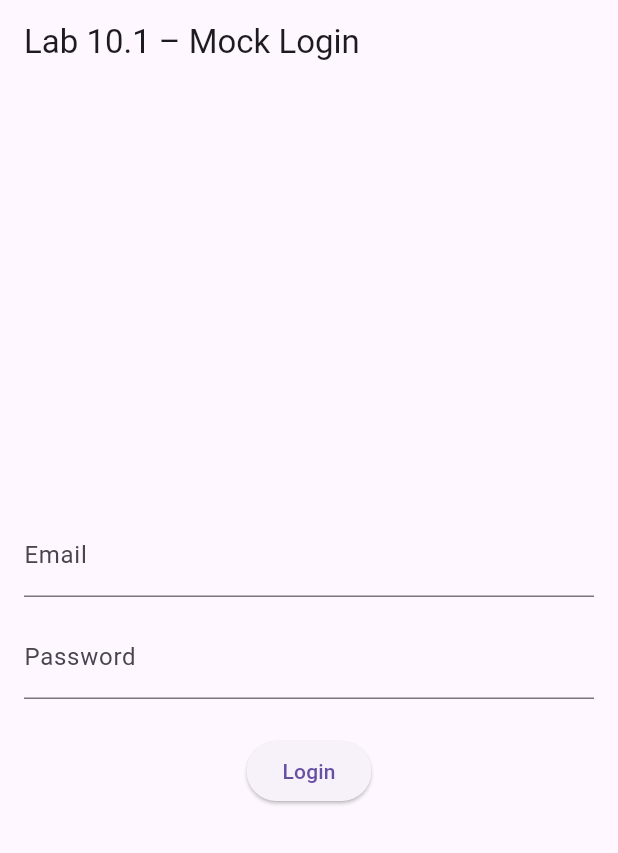
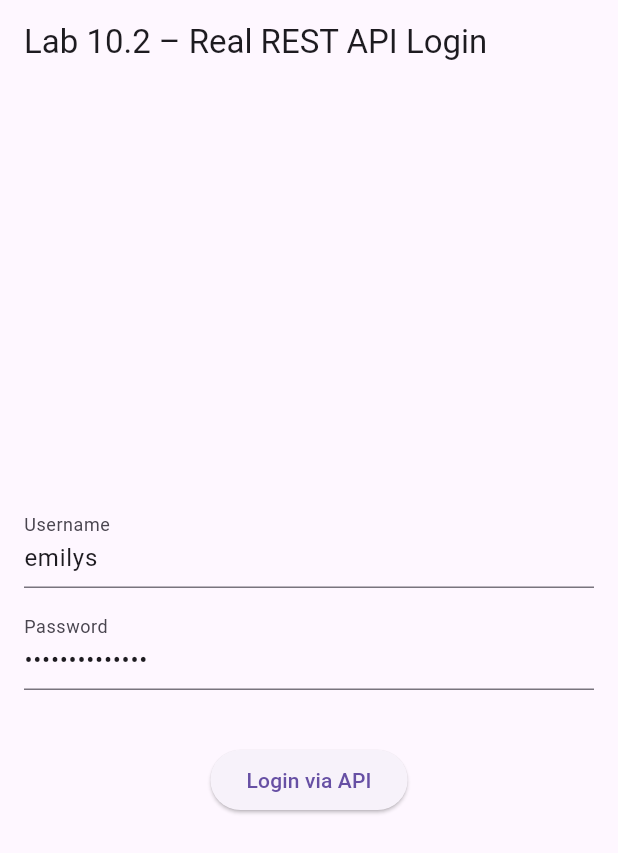
Before and after one commit to trungnt7505-ship-it/PRM393_trungnthe190109_Lab, a Flutter app: the screen it shows after launch, on a phone screen of 412 x 824 dp. Shown: the top 853 px of the screen. Run offline on Flutter 3.47's test engine with Material 3 defaults, Android fonts, the phone set to English and light mode, and no system bars.

Commit message:
Lab 10_2: Real REST API login

```diff
--- a/LAB_10/lib/main.dart
+++ b/LAB_10/lib/main.dart
@@ -1,139 +1,157 @@
 /*
  * =====================================================================
- * Lab 10.1 – Mock Login (Backend Simulation)
- * Goal: Build a login screen with validation and simulate backend authentication.
- * Description: Create a login UI and simulate a backend authentication
- *              process using a mock service with a delayed response and token.
+ * Lab 10.2 – Real REST API Login
+ * Goal: Authenticate users using a real REST API (DummyJSON).
+ * Description: This lab replaces mock authentication with a real HTTP login request.
+ *              Students practice handling API responses, loading states, and errors.
  * =====================================================================
  */
 
+import 'dart:convert';
 import 'package:flutter/material.dart';
+import 'package:http/http.dart' as http;
 
 void main() {
-  runApp(const Lab10_1App());
+  runApp(const Lab10_2App());
 }
 
-class Lab10_1App extends StatelessWidget {
-  const Lab10_1App({super.key});
+class Lab10_2App extends StatelessWidget {
+  const Lab10_2App({super.key});
 
   @override
   Widget build(BuildContext context) {
     return MaterialApp(
-      title: 'Lab 10.1 Mock Login',
-      theme: ThemeData(primarySwatch: Colors.blue),
-      home: const MockLoginScreen(),
+      title: 'Lab 10.2 Real API Login',
+      theme: ThemeData(primarySwatch: Colors.green),
+      home: const RealApiLoginScreen(),
     );
   }
 }
 
-class MockLoginScreen extends StatefulWidget {
-  const MockLoginScreen({super.key});
+class RealApiLoginScreen extends StatefulWidget {
+  const RealApiLoginScreen({super.key});
 
   @override
-  State<MockLoginScreen> createState() => _MockLoginScreenState();
+  State<RealApiLoginScreen> createState() => _RealApiLoginScreenState();
 }
 
-class _MockLoginScreenState extends State<MockLoginScreen> {
-  final _formKey = GlobalKey<FormState>();
-  final _emailController = TextEditingController();
-  final _passwordController = TextEditingController();
+class _RealApiLoginScreenState extends State<RealApiLoginScreen> {
+  final _usernameController = TextEditingController(text: 'emilys');
+  final _passwordController = TextEditingController(text: 'emilyspassword');
+
+  // Step 4: Handle loading and error states
   bool _isLoading = false;
+  String _errorMessage = '';
 
-  // Task: Simulate authentication with a delay and mock token
-  void _mockLogin() async {
-    if (_formKey.currentState!.validate()) {
-      setState(() => _isLoading = true);
+  Future<void> _loginWithApi() async {
+    setState(() {
+      _isLoading = true;
+      _errorMessage = '';
+    });
 
-      // Simulate network delay (1.5 seconds)
-      await Future.delayed(const Duration(milliseconds: 1500));
+    try {
+      // Step 2: Send POST login request to DummyJSON
+      final response = await http.post(
+        Uri.parse('https://dummyjson.com/auth/login'),
+        headers: {'Content-Type': 'application/json'},
+        body: jsonEncode({
+          'username': 'emilys',       // Thử đổi username khác nếu cần
+          'password': 'emilyspassword', // Kiểm tra lại mật khẩu test của tài khoản này
+        }),
+      );
 
-      setState(() => _isLoading = false);
+      final data = jsonDecode(response.body);
 
-      // Check mock credentials (Expected: admin@fpt.edu.vn / 123456)
-      if (_emailController.text == 'admin@fpt.edu.vn' &&
-          _passwordController.text == '123456') {
-        // Navigate to Home screen on success
+      // Step 3: Parse token from response
+      if (response.statusCode == 200 && data['token'] != null) {
+        String token = data['token'];
+        String firstName = data['firstName'] ?? 'User';
+
+        if (!mounted) return;
+        // Step 5: Navigate to Home on success
         Navigator.pushReplacement(
           context,
           MaterialPageRoute(
-            builder: (context) => const HomeScreen(token: 'mock_token_123456'),
+            builder: (context) => HomeApiScreen(username: firstName, token: token),
           ),
         );
       } else {
-        // Display error message for invalid credentials
-        ScaffoldMessenger.of(context).showSnackBar(
-          const SnackBar(
-            content: Text('Invalid credentials! Try admin@fpt.edu.vn / 123456'),
-            backgroundColor: Colors.red,
-          ),
-        );
+        // Expected Output: Errors are handled gracefully
+        setState(() {
+          _errorMessage = data['message'] ?? 'Login failed. Invalid credentials.';
+        });
       }
+    } catch (e) {
+      // Step 4: Handle loading and error states
+      setState(() {
+        _errorMessage = 'Network error: $e';
+      });
+    } finally {
+      setState(() => _isLoading = false);
     }
   }
 
   @override
   Widget build(BuildContext context) {
     return Scaffold(
-      appBar: AppBar(title: const Text('Lab 10.1 – Mock Login')),
+      appBar: AppBar(title: const Text('Lab 10.2 – Real REST API Login')),
       body: Padding(
         padding: const EdgeInsets.all(16.0),
-        child: Form(
-          key: _formKey,
         child: Column(
           mainAxisAlignment: MainAxisAlignment.center,
           children: [
-              // Email input field with validation
-              TextFormField(
-                controller: _emailController,
-                decoration: const InputDecoration(labelText: 'Email'),
-                validator: (value) =>
-                value!.isEmpty ? 'Please enter your email' : null,
+            TextField(
+              controller: _usernameController,
+              decoration: const InputDecoration(labelText: 'Username'),
             ),
             const SizedBox(height: 12),
-              // Password input field with validation
-              TextFormField(
+            TextField(
               controller: _passwordController,
               decoration: const InputDecoration(labelText: 'Password'),
               obscureText: true,
-                validator: (value) =>
-                value!.length < 6 ? 'Password must be at least 6 characters' : null,
             ),
+            const SizedBox(height: 12),
+            // Display error state
+            if (_errorMessage.isNotEmpty)
+              Text(_errorMessage, style: const TextStyle(color: Colors.red)),
             const SizedBox(height: 24),
+            // Display loading state
             _isLoading
                 ? const CircularProgressIndicator()
                 : ElevatedButton(
-                onPressed: _mockLogin,
-                child: const Text('Login'),
+              onPressed: _loginWithApi,
+              child: const Text('Login via API'),
             ),
           ],
-          ),
         ),
       ),
     );
   }
 }
 
-class HomeScreen extends StatelessWidget {
+// Expected Output: Login succeeds using real API
+class HomeApiScreen extends StatelessWidget {
+  final String username;
   final String token;
-  const HomeScreen({super.key, required this.token});
+  const HomeApiScreen({super.key, required this.username, required this.token});
 
   @override
   Widget build(BuildContext context) {
     return Scaffold(
-      appBar: AppBar(title: const Text('Home Screen')),
+      appBar: AppBar(title: Text('Welcome, $username')),
       body: Center(
         child: Column(
           mainAxisAlignment: MainAxisAlignment.center,
           children: [
-            const Text('Login Successful!', style: TextStyle(fontSize: 18)),
+            Text('Hello, $username!', style: const TextStyle(fontSize: 18)),
             const SizedBox(height: 10),
-            Text('Token: $token', style: const TextStyle(color: Colors.grey)),
+            Text('Token: ${token.substring(0, 20)}...', style: const TextStyle(color: Colors.grey)),
             const SizedBox(height: 20),
             ElevatedButton(
               onPressed: () {
                 Navigator.pushReplacement(
                   context,
-                  MaterialPageRoute(builder: (context) => const MockLoginScreen()),
+                  MaterialPageRoute(builder: (context) => const RealApiLoginScreen()),
                 );
               },
               child: const Text('Logout'),
--- a/LAB_10/pubspec.yaml
+++ b/LAB_10/pubspec.yaml
@@ -30,6 +30,7 @@ environment:
 dependencies:
   flutter:
     sdk: flutter
+  http: ^1.2.0
 
   # The following adds the Cupertino Icons font to your application.
   # Use with the CupertinoIcons class for iOS style icons.
```
Also changed, not shown: LAB_10/pubspec.lock. Lines whose indentation alone changed are shown as unchanged.
